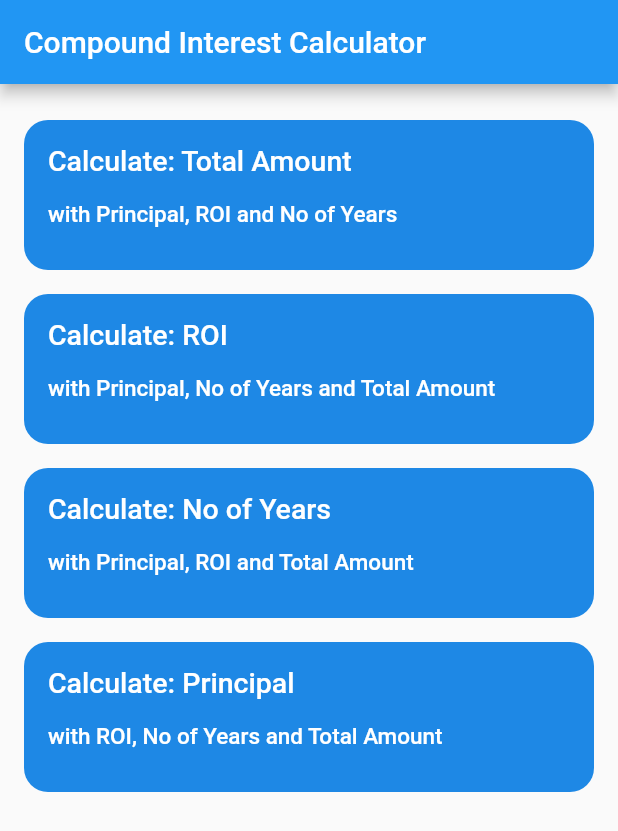
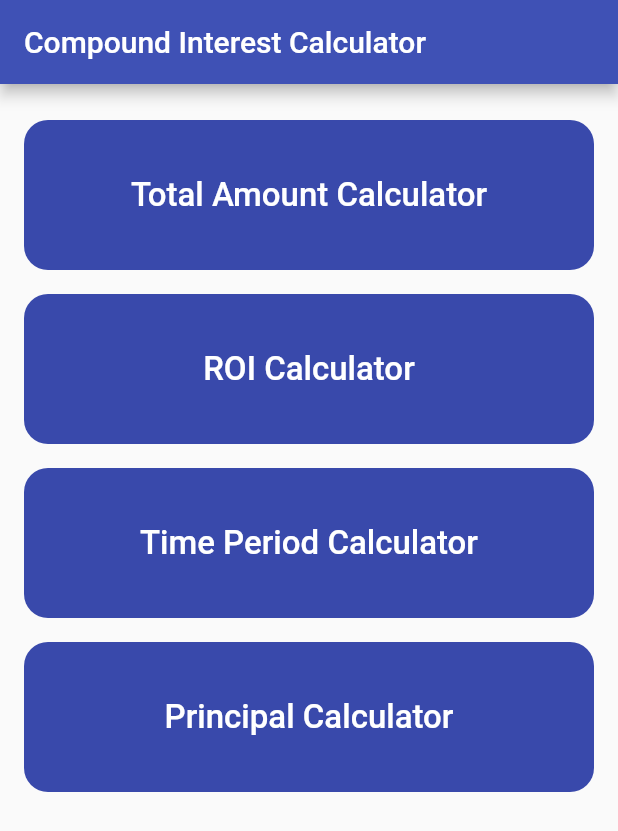
Before and after one commit to skavinvarnan/cic-flutter, a Flutter app: the screen it shows after launch, on a phone screen of 412 x 824 dp. Shown: the top 831 px of the screen. Run offline on Flutter 3.47's test engine with Material 2 defaults, Android fonts, the phone set to English and light mode, and no system bars.

Commit message:
Enhancing the UI

```diff
--- a/lib/main.dart
+++ b/lib/main.dart
@@ -10,7 +10,7 @@ class MyApp extends StatelessWidget {
     return MaterialApp(
       title: 'Flutter Demo',
       theme: ThemeData(
-        primarySwatch: Colors.blue,
+        primarySwatch: Colors.indigo,
       ),
       home: LandingScreen(title: 'Compound Interest Calculator'),
     );
--- a/lib/screens/landing/landing_screen.dart
+++ b/lib/screens/landing/landing_screen.dart
@@ -17,33 +17,33 @@ class LandingScreen extends StatelessWidget {
           padding: EdgeInsets.all(8.0),
           children: <Widget>[
             LandingButton(
-              title: "Calculate: Total Amount",
+              title: "Total Amount Calculator",
               subTitle: "with Principal, ROI and No of Years",
-              bgColor: Colors.blue.shade600,
+              bgColor: Colors.indigo.shade600,
               onPressed: () {
                 openNextScreen(context, Page.ta);
               },
             ),
             LandingButton(
-              title: "Calculate: ROI",
+              title: "ROI Calculator",
               subTitle: "with Principal, No of Years and Total Amount",
-              bgColor: Colors.blue.shade600,
+              bgColor: Colors.indigo.shade600,
               onPressed: () {
                 openNextScreen(context, Page.roi);
               },
             ),
             LandingButton(
-              title: "Calculate: No of Years",
+              title: "Time Period Calculator",
               subTitle: "with Principal, ROI and Total Amount",
-              bgColor: Colors.blue.shade600,
+              bgColor: Colors.indigo.shade600,
               onPressed: () {
                 openNextScreen(context, Page.noy);
               },
             ),
             LandingButton(
-              title: "Calculate: Principal",
+              title: "Principal Calculator",
               subTitle: "with ROI, No of Years and Total Amount",
-              bgColor: Colors.blue.shade600,
+              bgColor: Colors.indigo.shade600,
               onPressed: () {
                 openNextScreen(context, Page.principal);
               },
--- a/lib/screens/landing/widgets/landing_screen_widgets.dart
+++ b/lib/screens/landing/widgets/landing_screen_widgets.dart
@@ -28,21 +28,11 @@ class LandingButton extends StatelessWidget {
           height: 100,
           child: Padding(
             padding: const EdgeInsets.all(16.0),
-            child: Column(
-              crossAxisAlignment: CrossAxisAlignment.start,
-              children: <Widget>[
-                Text(
-                  this.title,
-                  style: TextStyle(fontSize: 19, color: Colors.white),
-                ),
-                Padding(
-                  padding: const EdgeInsets.only(top: 16.0),
-                  child: Text(
-                    this.subTitle,
-                    style: TextStyle(fontSize: 15, color: Colors.white),
-                  ),
-                )
-              ],
+            child: Center(
+              child: Text(
+                this.title,
+                style: TextStyle(fontSize: 22, color: Colors.white),
+              ),
             ),
           ),
         ),
```
Also changed, not shown: lib/screens/calculate/calculate_screen.dart (+12 -7 lines), lib/screens/calculate/widgets/calculate_screen_widgets.dart (+33 -6 lines).
